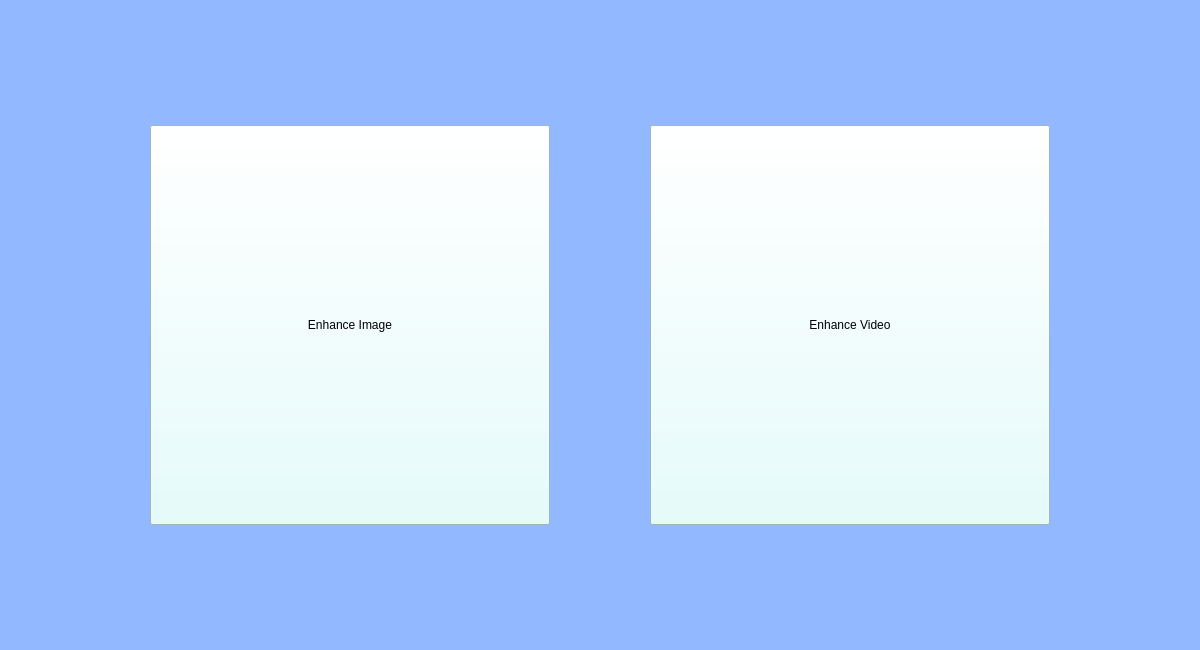
This is UI/mainwindow.ui in tanishq2910/VideoToImageSequence_PyQt5_using_OpenCV as Qt 5 draws it before an edit. The edited form follows.
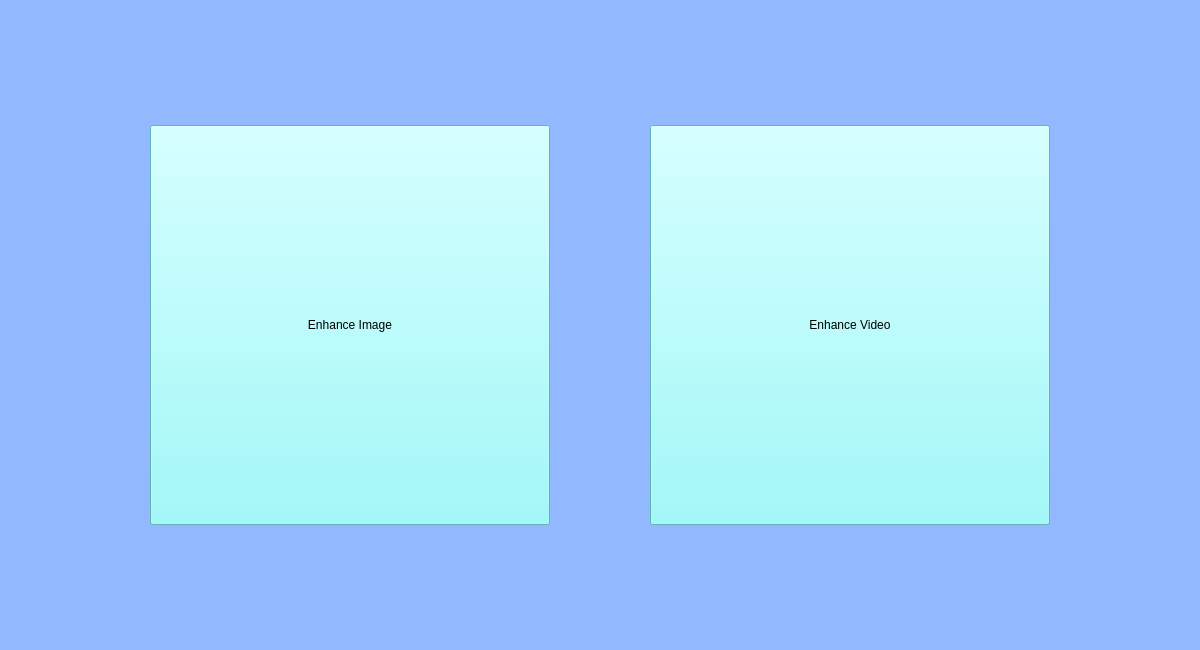
This is the edited form. Icons and pictures are not drawn.

```diff
--- a/UI/mainwindow.ui
+++ b/UI/mainwindow.ui
@@ -34,7 +34,7 @@
      <string>Enhance Image</string>
     </property>
     <property name="styleSheet">
-    <string notr="true">background-color: #e0ffff;</string>
+    <string notr="true">background-color: #89fafa;</string>
     </property>
    </widget>
    <widget class="QPushButton" name="btnEnhanceVideo">
@@ -50,7 +50,7 @@
      <string>Enhance Video</string>
     </property>
     <property name="styleSheet">
-    <string notr="true">background-color: #e0ffff;</string>
+    <string notr="true">background-color: #89fafa;</string>
     </property>
    </widget>
   </widget>
```
Left out of the diff: 2 changed lines with no effect on the pictures.
